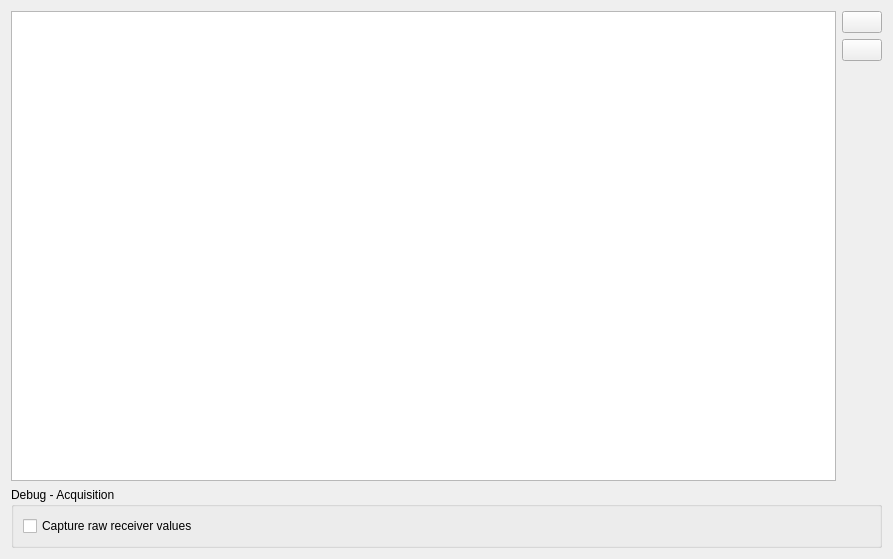
jankae/LibreVNA, file Software/PC_Application/LibreVNA-GUI/Device/LibreVNA/Compound/compounddriversettingswidget.ui: the form before one commit.
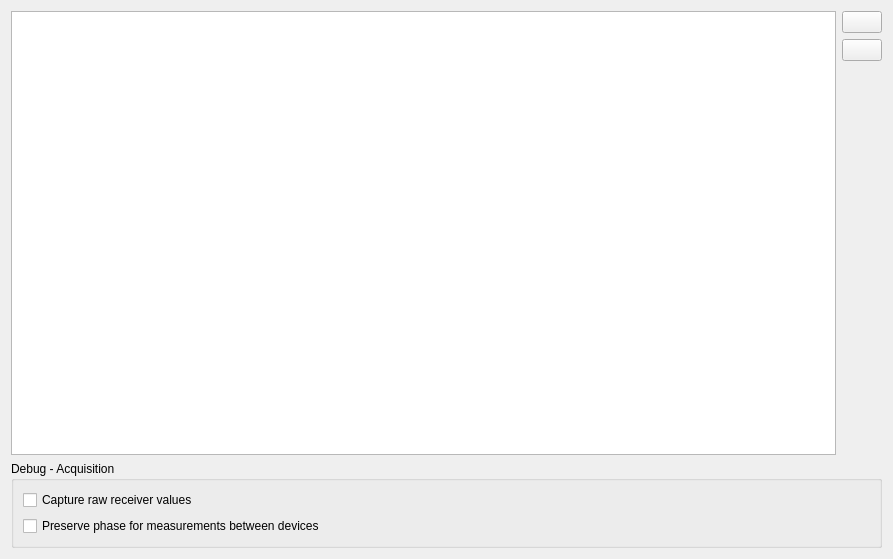
The form after the commit. Icons and pictures are not drawn.

Commit message: Debug-option: preserve phase for through measurements in compound driver

Patch:
```diff
--- a/Software/PC_Application/LibreVNA-GUI/Device/LibreVNA/Compound/compounddriversettingswidget.ui
+++ b/Software/PC_Application/LibreVNA-GUI/Device/LibreVNA/Compound/compounddriversettingswidget.ui
@@ -75,6 +75,13 @@
         </property>
        </widget>
       </item>
+      <item>
+       <widget class="QCheckBox" name="PreservePhase">
+        <property name="text">
+         <string>Preserve phase for measurements between devices</string>
+        </property>
+       </widget>
+      </item>
      </layout>
     </widget>
    </item>
```
The commit also changes 2 other files.
